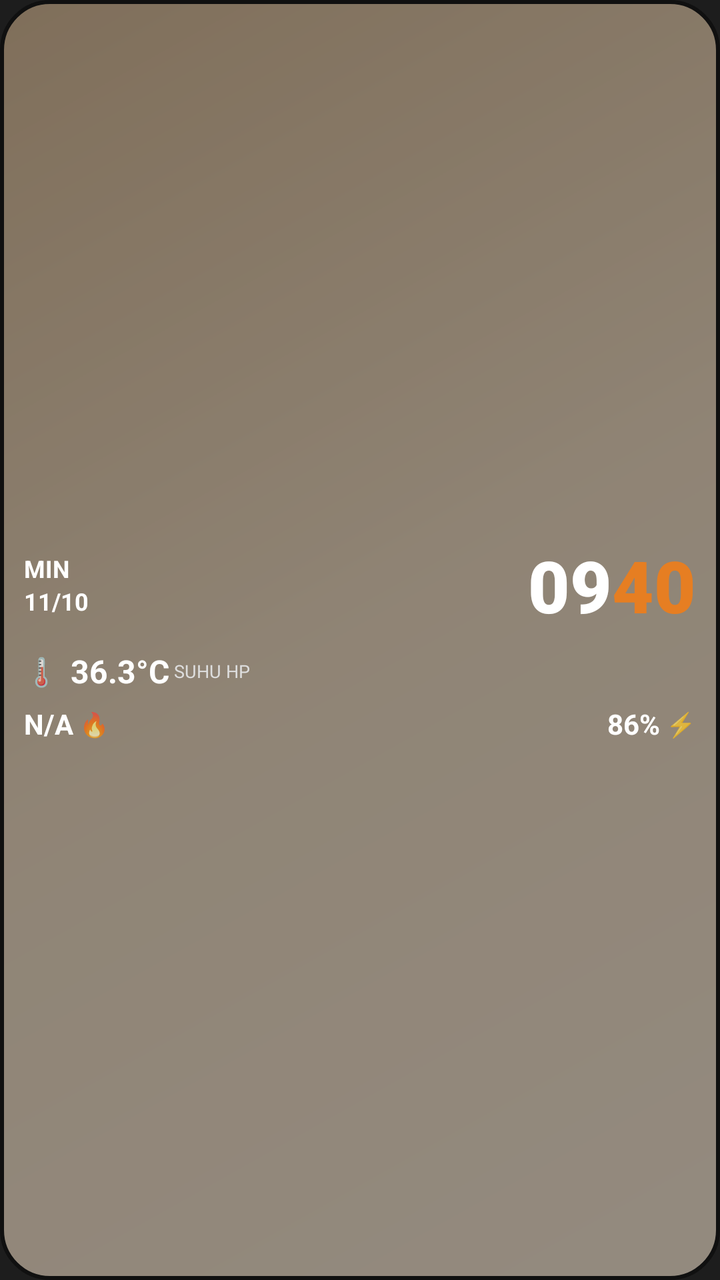
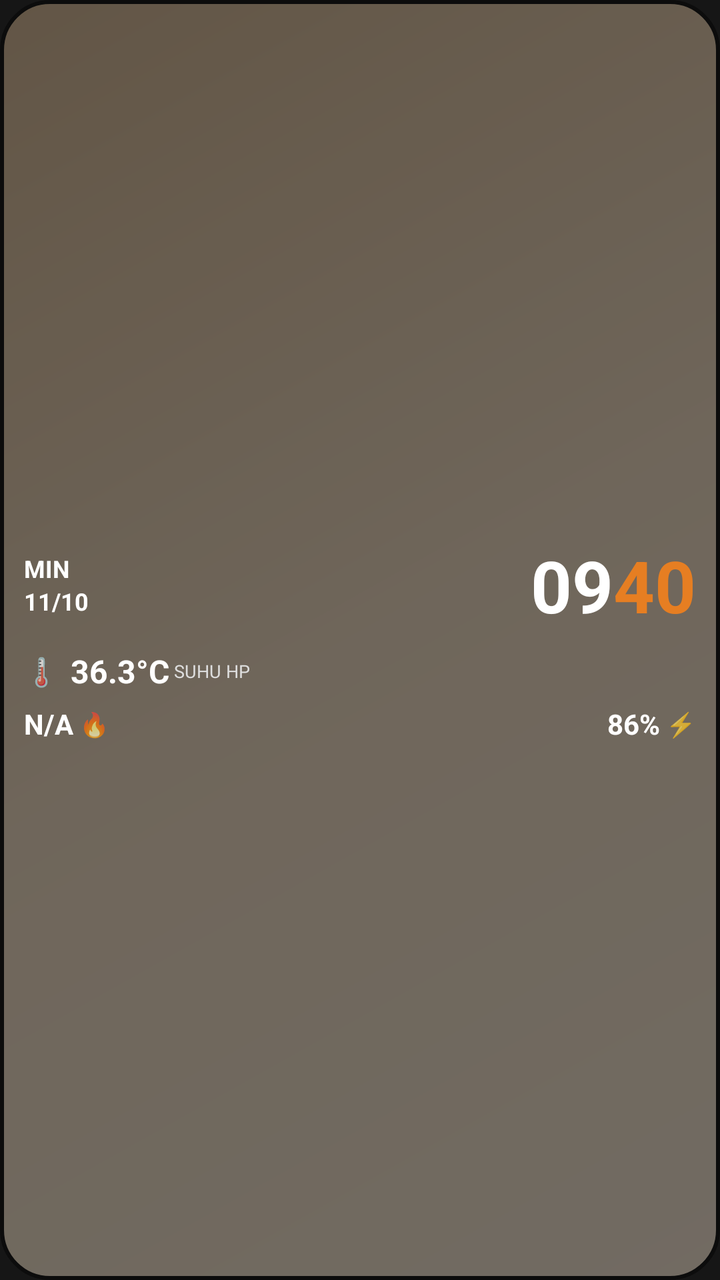

Before-and-after screenshots of an Android layout around one commit, followed by the original layout XML and the change that was made.
<!-- AndroidManifest.xml: application theme Theme.AppCompat -->
<!-- res/layout/widget_suhu.xml -->
<?xml version="1.0" encoding="utf-8"?>
<FrameLayout xmlns:android="http://schemas.android.com/apk/res/android"
    android:layout_width="match_parent"
    android:layout_height="match_parent">

    
    <ImageView
        android:id="@+id/bgGambarWidget"
        android:layout_width="match_parent"
        android:layout_height="match_parent"
        android:scaleType="centerCrop"
        android:src="@drawable/latar_widget"
        android:contentDescription="Background"/>

    
    <View
        android:layout_width="match_parent"
        android:layout_height="match_parent"
        android:background="#66000000"/>

    
    <LinearLayout
        android:layout_width="match_parent"
        android:layout_height="match_parent"
        android:orientation="vertical"
        android:padding="12dp"
        android:gravity="center_vertical">

        
        <LinearLayout
            android:layout_width="match_parent"
            android:layout_height="wrap_content"
            android:orientation="horizontal"
            android:gravity="center_vertical">

            
            <LinearLayout
                android:layout_width="0dp"
                android:layout_height="wrap_content"
                android:layout_weight="1"
                android:orientation="vertical">

                <TextView
                    android:id="@+id/wHari"
                    android:layout_width="wrap_content"
                    android:layout_height="wrap_content"
                    android:text="MIN"
                    android:textColor="#FFFFFF"
                    android:textSize="12sp"
                    android:textStyle="bold"/>

                <TextView
                    android:id="@+id/wTanggal"
                    android:layout_width="wrap_content"
                    android:layout_height="wrap_content"
                    android:text="11/10"
                    android:textColor="#FFFFFF"
                    android:textSize="12sp"
                    android:textStyle="bold"/>
            </LinearLayout>

            
            <LinearLayout
                android:layout_width="wrap_content"
                android:layout_height="wrap_content"
                android:orientation="horizontal"
                android:gravity="center_vertical">

                <TextView
                    android:id="@+id/wJam"
                    android:layout_width="wrap_content"
                    android:layout_height="wrap_content"
                    android:text="09"
                    android:textColor="#FFFFFF"
                    android:textSize="36sp"
                    android:textStyle="bold"
                    android:fontFamily="sans-serif-black"/>

                <TextView
                    android:id="@+id/wMenit"
                    android:layout_width="wrap_content"
                    android:layout_height="wrap_content"
                    android:text="40"
                    android:textColor="#E67E22"
                    android:textSize="36sp"
                    android:textStyle="bold"
                    android:fontFamily="sans-serif-black"/>
            </LinearLayout>
        </LinearLayout>

        
        <LinearLayout
            android:layout_width="wrap_content"
            android:layout_height="wrap_content"
            android:orientation="horizontal"
            android:gravity="center_vertical"
            android:layout_marginTop="8dp">

            <TextView
                android:layout_width="wrap_content"
                android:layout_height="wrap_content"
                android:text="🌡️"
                android:textSize="14sp"/>

            <TextView
                android:id="@+id/wSuhuHp"
                android:layout_width="wrap_content"
                android:layout_height="wrap_content"
                android:text="36.3°C"
                android:textColor="#FFFFFF"
                android:textSize="16sp"
                android:textStyle="bold"
                android:layout_marginStart="6dp"/>

            <TextView
                android:layout_width="wrap_content"
                android:layout_height="wrap_content"
                android:text=" SUHU HP"
                android:textColor="#DDDDDD"
                android:textSize="9sp"/>
        </LinearLayout>

        
        <LinearLayout
            android:layout_width="match_parent"
            android:layout_height="wrap_content"
            android:orientation="horizontal"
            android:layout_marginTop="6dp"
            android:gravity="center_vertical"
            android:weightSum="2">

            
            <LinearLayout
                android:layout_width="0dp"
                android:layout_height="wrap_content"
                android:layout_weight="1"
                android:orientation="horizontal"
                android:gravity="center_vertical">

                <TextView
                    android:id="@+id/wSuhuCpu"
                    android:layout_width="wrap_content"
                    android:layout_height="wrap_content"
                    android:text="N/A"
                    android:textColor="#FFFFFF"
                    android:textSize="14sp"
                    android:textStyle="bold"/>

                <TextView
                    android:layout_width="wrap_content"
                    android:layout_height="wrap_content"
                    android:text=" 🔥"
                    android:textSize="12sp"/>
            </LinearLayout>

            
            <LinearLayout
                android:layout_width="0dp"
                android:layout_height="wrap_content"
                android:layout_weight="1"
                android:orientation="horizontal"
                android:gravity="end|center_vertical">

                <TextView
                    android:id="@+id/wBaterai"
                    android:layout_width="wrap_content"
                    android:layout_height="wrap_content"
                    android:text="86%"
                    android:textColor="#FFFFFF"
                    android:textSize="14sp"
                    android:textStyle="bold"/>

                <TextView
                    android:layout_width="wrap_content"
                    android:layout_height="wrap_content"
                    android:text=" ⚡"
                    android:textSize="12sp"/>
            </LinearLayout>
        </LinearLayout>

    </LinearLayout>
</FrameLayout>
<!-- resources referenced by this layout -->
<resources>
  <!-- drawable latar_widget (drawable) -->
  <?xml version="1.0" encoding="utf-8"?>
  <shape xmlns:android="http://schemas.android.com/apk/res/android"
      android:shape="rectangle">
      <corners android:radius="24dp"/>
      <gradient
          android:startColor="#F5E6D3"
          android:centerColor="#EFDCC3"
          android:endColor="#D4B896"
          android:angle="135"/>
      <stroke android:width="2dp" android:color="#1A1A1A"/>
  </shape>
</resources>

<!-- the commit's change to res/layout/widget_suhu.xml (unified diff, before → after) -->
@@ -13,10 +13,11 @@
         android:contentDescription="Background"/>
 
     
-    <View
+    <ImageView
         android:layout_width="match_parent"
         android:layout_height="match_parent"
-        android:background="#66000000"/>
+        android:background="#88000000"
+        android:contentDescription="Overlay"/>
 
     
     <LinearLayout
@@ -73,8 +74,7 @@
                     android:text="09"
                     android:textColor="#FFFFFF"
                     android:textSize="36sp"
-                    android:textStyle="bold"
-                    android:fontFamily="sans-serif-black"/>
+                    android:textStyle="bold"/>
 
                 <TextView
                     android:id="@+id/wMenit"
@@ -83,8 +83,7 @@
                     android:text="40"
                     android:textColor="#E67E22"
                     android:textSize="36sp"
-                    android:textStyle="bold"
-                    android:fontFamily="sans-serif-black"/>
+                    android:textStyle="bold"/>
             </LinearLayout>
         </LinearLayout>
 
